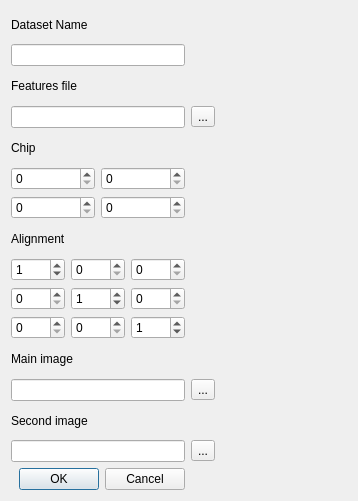
First picture: the form in src/data/datasetImporter.ui, repository jfnavarro/st_viewer, before the edit.
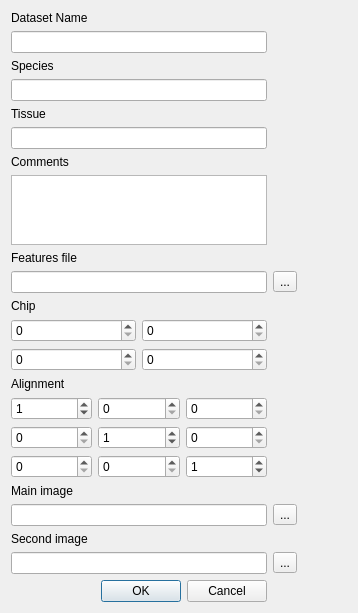
Second picture: the form after the edit.

Commit message: Removed deprecated images and logo, improvements in the datataset page and the network workflow

The edit to the form file:
```diff
--- a/src/data/datasetImporter.ui
+++ b/src/data/datasetImporter.ui
@@ -14,64 +14,17 @@
    <string>Import Dataset</string>
   </property>
   <layout class="QGridLayout" name="gridLayout_3">
-   <item row="0" column="0">
-    <widget class="QLabel" name="label">
-     <property name="text">
-      <string>Dataset Name</string>
-     </property>
-    </widget>
+   <item row="17" column="0">
+    <widget class="QLineEdit" name="secondImageFile"/>
    </item>
-   <item row="1" column="0">
-    <widget class="QLineEdit" name="datasetName"/>
-   </item>
-   <item row="2" column="0">
-    <widget class="QLabel" name="label_2">
-     <property name="text">
-      <string>Features file</string>
-     </property>
-    </widget>
-   </item>
-   <item row="3" column="0">
-    <widget class="QLineEdit" name="featuresFile"/>
-   </item>
-   <item row="3" column="1">
-    <widget class="QToolButton" name="loadFeaturesFile">
+   <item row="15" column="1">
+    <widget class="QToolButton" name="loadMainImageFile">
      <property name="text">
       <string>...</string>
      </property>
     </widget>
    </item>
-   <item row="4" column="0">
-    <widget class="QLabel" name="label_3">
-     <property name="text">
-      <string>Chip</string>
-     </property>
-    </widget>
-   </item>
-   <item row="5" column="0">
-    <layout class="QGridLayout" name="gridLayout_2">
-     <item row="0" column="0">
-      <widget class="QSpinBox" name="chip_x1"/>
-     </item>
-     <item row="0" column="1">
-      <widget class="QSpinBox" name="chip_y1"/>
-     </item>
-     <item row="1" column="0">
-      <widget class="QSpinBox" name="chip_x2"/>
-     </item>
-     <item row="1" column="1">
-      <widget class="QSpinBox" name="chip_y2"/>
-     </item>
-    </layout>
-   </item>
-   <item row="6" column="0">
-    <widget class="QLabel" name="label_6">
-     <property name="text">
-      <string>Alignment</string>
-     </property>
-    </widget>
-   </item>
-   <item row="7" column="0">
+   <item row="13" column="0">
     <layout class="QGridLayout" name="gridLayout">
      <item row="0" column="0">
       <widget class="QSpinBox" name="alignment_a11">
@@ -147,41 +100,98 @@
      </item>
     </layout>
    </item>
+   <item row="6" column="0">
+    <widget class="QLabel" name="label_8">
+     <property name="text">
+      <string>Comments</string>
+     </property>
+    </widget>
+   </item>
+   <item row="0" column="0">
+    <widget class="QLabel" name="label">
+     <property name="text">
+      <string>Dataset Name</string>
+     </property>
+    </widget>
+   </item>
+   <item row="9" column="1">
+    <widget class="QToolButton" name="loadFeaturesFile">
+     <property name="text">
+      <string>...</string>
+     </property>
+    </widget>
+   </item>
+   <item row="9" column="0">
+    <widget class="QLineEdit" name="featuresFile"/>
+   </item>
+   <item row="10" column="0">
+    <widget class="QLabel" name="label_3">
+     <property name="text">
+      <string>Chip</string>
+     </property>
+    </widget>
+   </item>
+   <item row="11" column="0">
+    <layout class="QGridLayout" name="gridLayout_2">
+     <item row="0" column="0">
+      <widget class="QSpinBox" name="chip_x1"/>
+     </item>
+     <item row="0" column="1">
+      <widget class="QSpinBox" name="chip_y1"/>
+     </item>
+     <item row="1" column="0">
+      <widget class="QSpinBox" name="chip_x2"/>
+     </item>
+     <item row="1" column="1">
+      <widget class="QSpinBox" name="chip_y2"/>
+     </item>
+    </layout>
+   </item>
+   <item row="1" column="0">
+    <widget class="QLineEdit" name="datasetName"/>
+   </item>
    <item row="8" column="0">
+    <widget class="QLabel" name="label_2">
+     <property name="text">
+      <string>Features file</string>
+     </property>
+    </widget>
+   </item>
+   <item row="15" column="0">
+    <widget class="QLineEdit" name="mainImageFile"/>
+   </item>
+   <item row="14" column="0">
     <widget class="QLabel" name="label_4">
      <property name="text">
       <string>Main image</string>
      </property>
     </widget>
    </item>
-   <item row="9" column="0">
-    <widget class="QLineEdit" name="mainImageFile"/>
-   </item>
-   <item row="9" column="1">
-    <widget class="QToolButton" name="loadMainImageFile">
+   <item row="12" column="0">
+    <widget class="QLabel" name="label_6">
      <property name="text">
-      <string>...</string>
+      <string>Alignment</string>
      </property>
     </widget>
    </item>
-   <item row="10" column="0">
+   <item row="16" column="0">
     <widget class="QLabel" name="label_5">
      <property name="text">
       <string>Second image</string>
      </property>
     </widget>
    </item>
-   <item row="11" column="0">
-    <widget class="QLineEdit" name="secondImageFile"/>
-   </item>
-   <item row="11" column="1">
+   <item row="17" column="1">
     <widget class="QToolButton" name="loadSecondImageFile">
      <property name="text">
       <string>...</string>
      </property>
     </widget>
    </item>
-   <item row="12" column="0">
+   <item row="3" column="0">
+    <widget class="QLineEdit" name="species"/>
+   </item>
+   <item row="18" column="0">
     <widget class="QDialogButtonBox" name="buttonBox">
      <property name="orientation">
       <enum>Qt::Horizontal</enum>
@@ -191,7 +201,7 @@
      </property>
     </widget>
    </item>
-   <item row="5" column="1">
+   <item row="11" column="1">
     <spacer name="horizontalSpacer">
      <property name="orientation">
       <enum>Qt::Horizontal</enum>
@@ -204,6 +214,26 @@
      </property>
     </spacer>
    </item>
+   <item row="4" column="0">
+    <widget class="QLabel" name="label_9">
+     <property name="text">
+      <string>Tissue</string>
+     </property>
+    </widget>
+   </item>
+   <item row="2" column="0">
+    <widget class="QLabel" name="label_7">
+     <property name="text">
+      <string>Species</string>
+     </property>
+    </widget>
+   </item>
+   <item row="7" column="0">
+    <widget class="QTextEdit" name="comments"/>
+   </item>
+   <item row="5" column="0">
+    <widget class="QLineEdit" name="tissue"/>
+   </item>
   </layout>
  </widget>
  <resources/>
```
The commit also changes 26 other files.
